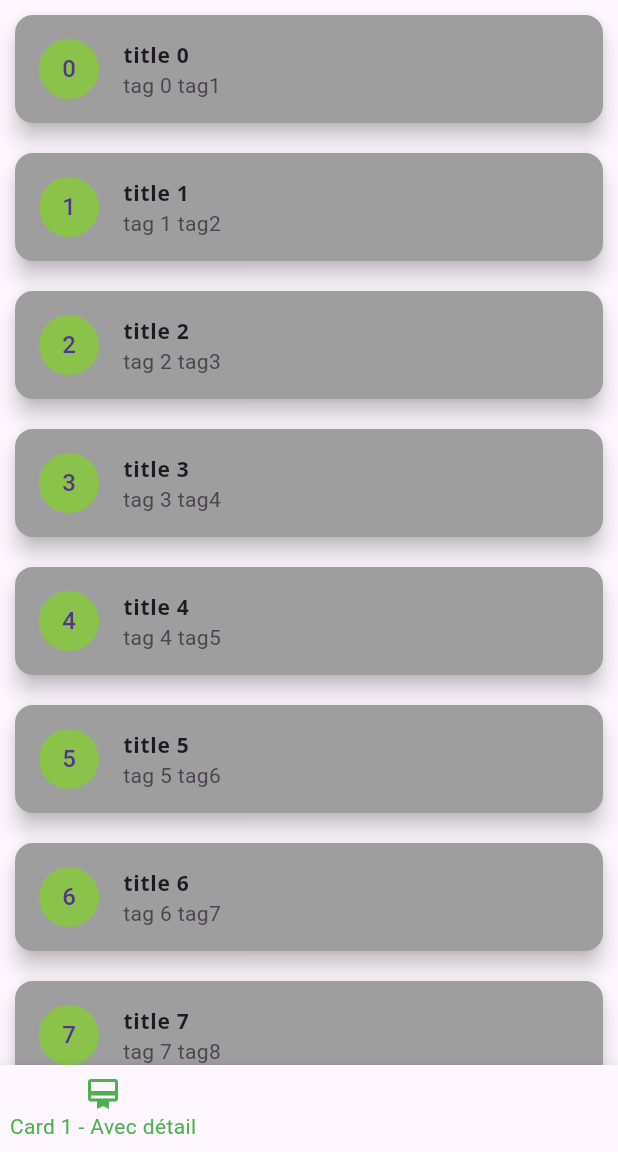
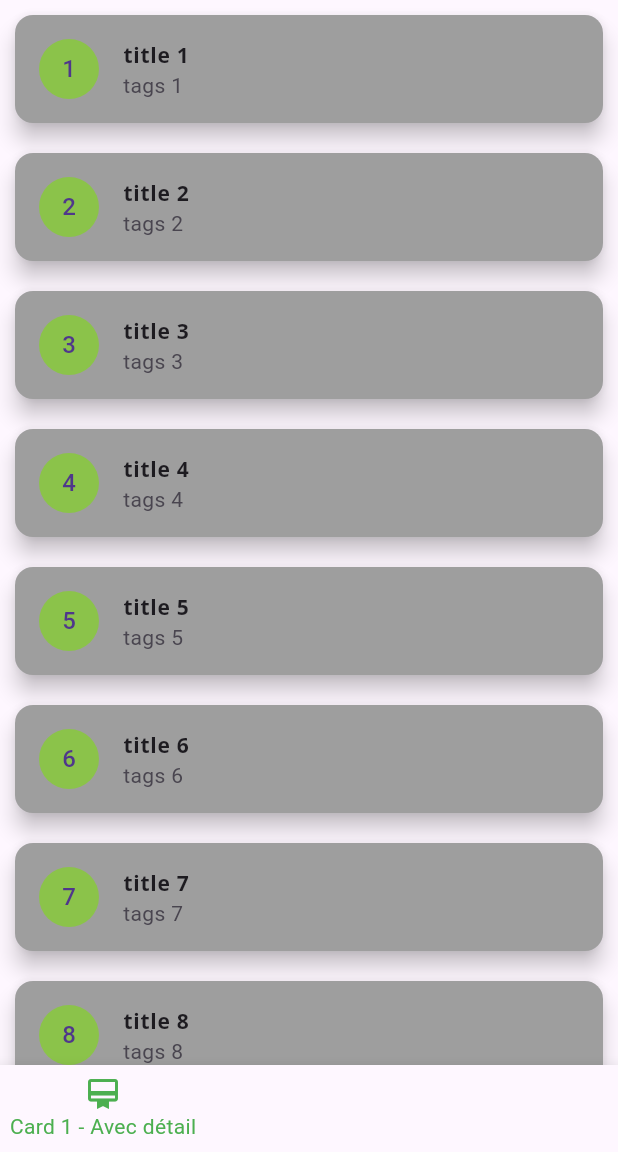
Before and after one commit to Toma1345/tp2-dev-mobile, a Flutter app: the screen it shows after launch, on a phone screen of 412 x 824 dp, the part 84-1236 px from its top. Run offline on Flutter 3.47's test engine with Material 3 defaults, Android fonts, the phone set to English and light mode, and no system bars; our stand-ins replace google_fonts, settings_ui, shared_preferences.

Commit message:
Arrêt à Utilisation de notre ViewModel

```diff
--- a/lib/card1.dart
+++ b/lib/card1.dart
@@ -1,16 +1,17 @@
 import 'package:flutter/material.dart';
+import 'package:provider/provider.dart';
 import 'package:tp2/detail.dart';
-
 import 'package:tp2/models/task.dart';
+import 'package:tp2/viewmodels/taskviewmodel.dart';
 
 class Ecran1 extends StatelessWidget {
 
-  List<Task> tasks = Task.generateTask(50);
-
-  Ecran1({super.key});
+  late List<Task> tasks;
+  String tags='';
 
   @override
   Widget build(BuildContext context) {
+    tasks = context.watch<TaskViewModel>().liste;
     return ListView.builder(
         itemCount: tasks.length,
         itemBuilder: (context, index) =>
--- a/lib/main.dart
+++ b/lib/main.dart
@@ -3,6 +3,7 @@ import 'package:provider/provider.dart';
 import 'package:tp2/home.dart';
 import 'package:tp2/mytheme.dart';
 import 'package:tp2/viewmodels/settingsviewmodels.dart';
+import 'package:tp2/viewmodels/taskviewmodel.dart';
 
 void main() {
   runApp(MyApp());
@@ -11,11 +12,22 @@ void main() {
 class MyApp extends StatelessWidget {
   @override
   Widget build(BuildContext context) {
-    return ChangeNotifierProvider(
-        create: (_) {
-          SettingViewModel settingViewModel = SettingViewModel();
-          return settingViewModel;
-        },
+    return MultiProvider(
+      providers: [
+        ChangeNotifierProvider(
+          create: (_) {
+            SettingViewModel settingViewModel = SettingViewModel();
+            return settingViewModel;
+          },
+        ),
+        ChangeNotifierProvider(
+          create: (_) {
+            TaskViewModel taskViewModel = TaskViewModel();
+            taskViewModel.generateTasks();
+            return taskViewModel;
+          },
+        )
+      ],
       child: Consumer<SettingViewModel>(
         builder: (context, SettingViewModel notifier, child) {
           return MaterialApp(
--- a/lib/models/task.dart
+++ b/lib/models/task.dart
@@ -5,6 +5,8 @@ class Task {
   int nbhours;
   int difficulty;
   String description;
+
+  static int nb = 0;
 
   Task({required this.id,required this.title,required this.tags,required this.nbhours,required this.difficulty,required this.description});
 
@@ -19,11 +21,18 @@ class Task {
     return Task(id: json['id'], title: json['title']??'not found', tags: tags, nbhours: json['nbhours']??-1, difficulty: json['difficulty']??-1, description: json['description']??"");
   }
 
+  factory Task.newTask() {
+    nb++;
+    return Task(id:nb, title:'title $nb', tags:['tags $nb'], nbhours:nb, difficulty: nb%5, description: 'description $nb');
+  }
+
   static List<Task> generateTask(int i){
     List<Task> tasks=[];
     for(int n=0;n<i;n++){
-      tasks.add(Task(id: n, title: "title $n", tags: ['tag $n','tag${n+1}'], nbhours: n, difficulty: n, description: '$n'));
+      tasks.add(Task.newTask());
     }
     return tasks;
   }
+
+
 }
--- /dev/null
+++ b/lib/viewmodels/taskviewmodel.dart
@@ -0,0 +1,20 @@
+import 'package:flutter/material.dart';
+import 'package:tp2/models/task.dart';
+
+class TaskViewModel extends ChangeNotifier {
+  late List<Task> liste;
+
+  TaskViewModel() {
+    liste=[];
+  }
+
+  void addTask(Task task) {
+    liste.add(task);
+    notifyListeners();
+  }
+
+  void generateTasks() {
+    liste = Task.generateTask(50);
+    notifyListeners();
+  }
+}
```
